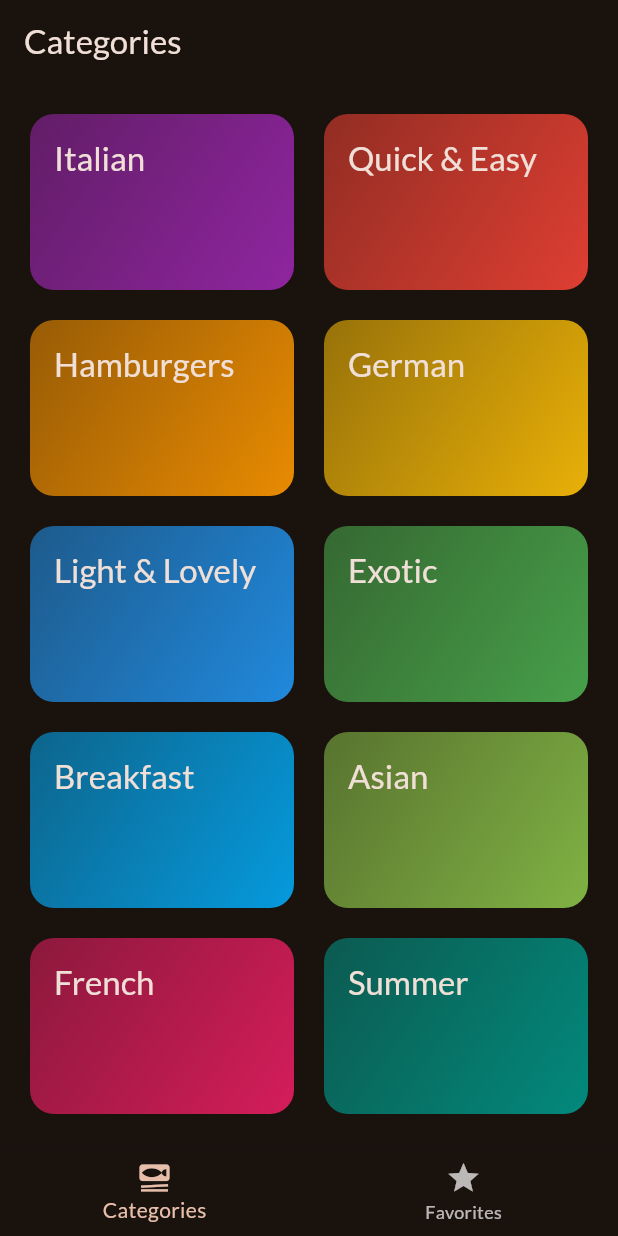
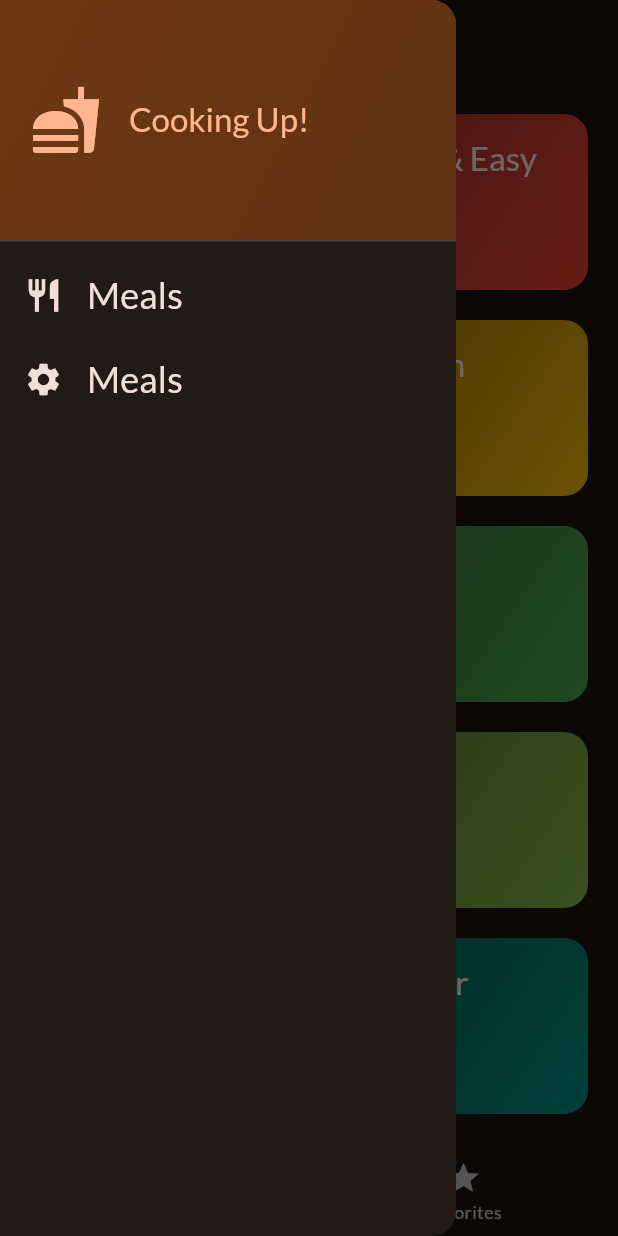
Before and after one commit to ThiagoFabiano/app-de-receitas-com-Flutter, a Flutter app: the screen it shows after launch, with the side drawer open (before the commit the screen has no drawer), on a phone screen of 412 x 824 dp. Run offline on Flutter 3.47's test engine with Material 2 defaults, Android fonts, the phone set to English and light mode, and no system bars; our stand-ins replace google_fonts, transparent_image.

Commit message:
feat: adiciona side drawer

```diff
--- a/lib/screens/tabs.dart
+++ b/lib/screens/tabs.dart
@@ -1,6 +1,7 @@
 import 'package:flutter/material.dart';
 import 'package:meals/screens/categories.dart';
 import 'package:meals/screens/meals.dart';
+import 'package:meals/widgets/main_drawer.dart';
 
 import '../models/meal.dart';
 
@@ -67,6 +68,7 @@ class _TabsScreenState extends State<TabsScreen> {
       appBar: AppBar(
         title: Text(activePageTitle),
       ),
+      drawer: MainDrawer(),
       body: activePage,
       bottomNavigationBar: BottomNavigationBar(
         currentIndex: _selectedPageIndex,
--- /dev/null
+++ b/lib/widgets/main_drawer.dart
@@ -0,0 +1,75 @@
+import 'package:flutter/material.dart';
+
+class MainDrawer extends StatelessWidget {
+  const MainDrawer({super.key});
+
+  @override
+  Widget build(BuildContext context) {
+    return Drawer(
+      child: Column(
+        children: [
+          DrawerHeader(
+            padding: const EdgeInsets.all(20),
+            decoration: BoxDecoration(
+              gradient: LinearGradient(
+                colors: [
+                  Theme.of(context).colorScheme.primaryContainer,
+                  Theme.of(context)
+                      .colorScheme
+                      .primaryContainer
+                      .withOpacity(0.8),
+                ],
+                begin: Alignment.topLeft,
+                end: Alignment.bottomRight,
+              ),
+            ),
+            child: Row(
+              children: [
+                Icon(Icons.fastfood,
+                    size: 48, color: Theme.of(context).colorScheme.primary),
+                const SizedBox(
+                  width: 18,
+                ),
+                Text(
+                  'Cooking Up!',
+                  style: Theme.of(context)
+                      .textTheme
+                      .titleLarge!
+                      .copyWith(color: Theme.of(context).colorScheme.primary),
+                ),
+              ],
+            ),
+          ),
+          ListTile(
+            leading: Icon(
+              Icons.restaurant,
+              size: 26,
+              color: Theme.of(context).colorScheme.onBackground,
+            ),
+            title: Text(
+              'Meals',
+              style: Theme.of(context).textTheme.titleSmall!.copyWith(
+                  color: Theme.of(context).colorScheme.onBackground,
+                  fontSize: 24),
+            ),
+            onTap: () {},
+          ),
+          ListTile(
+            leading: Icon(
+              Icons.settings,
+              size: 26,
+              color: Theme.of(context).colorScheme.onBackground,
+            ),
+            title: Text(
+              'Meals',
+              style: Theme.of(context).textTheme.titleSmall!.copyWith(
+                  color: Theme.of(context).colorScheme.onBackground,
+                  fontSize: 24),
+            ),
+            onTap: () {},
+          ),
+        ],
+      ),
+    );
+  }
+}
```
